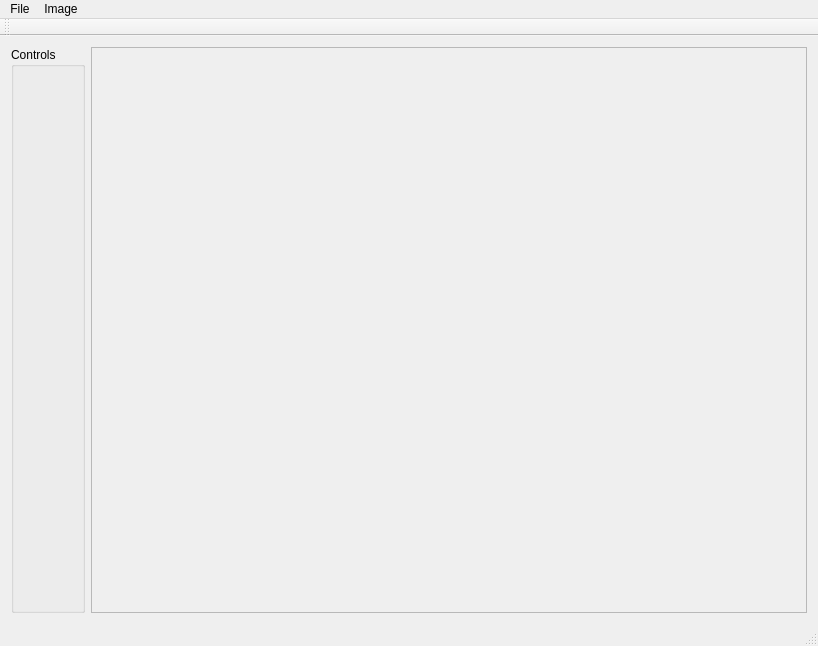
This is src/ImageViewer.ui in Tomas-Homola/SpracovanieObrazuZadania as Qt 5 draws it before an edit. The edited form follows.
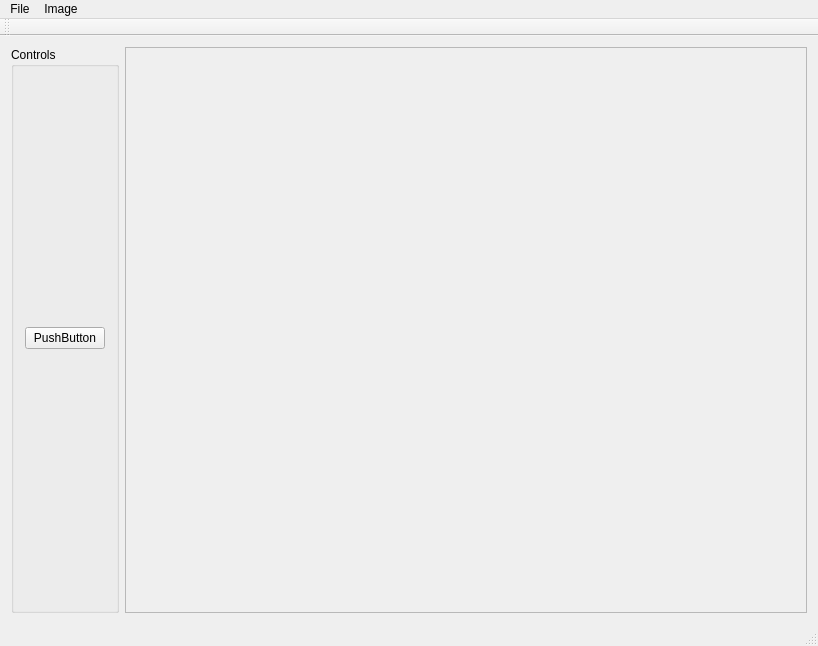
This is the edited form.

Diff of the .ui file:
```diff
--- a/src/ImageViewer.ui
+++ b/src/ImageViewer.ui
@@ -20,7 +20,15 @@
       <property name="title">
        <string>Controls</string>
       </property>
-      <layout class="QGridLayout" name="gridLayout"/>
+      <layout class="QGridLayout" name="gridLayout">
+       <item row="0" column="0">
+        <widget class="QPushButton" name="pushButton_mirrorTest">
+         <property name="text">
+          <string>PushButton</string>
+         </property>
+        </widget>
+       </item>
+      </layout>
      </widget>
     </item>
     <item>
@@ -33,7 +41,7 @@
         <rect>
          <x>0</x>
          <y>0</y>
-         <width>728</width>
+         <width>697</width>
          <height>571</height>
         </rect>
        </property>
```
